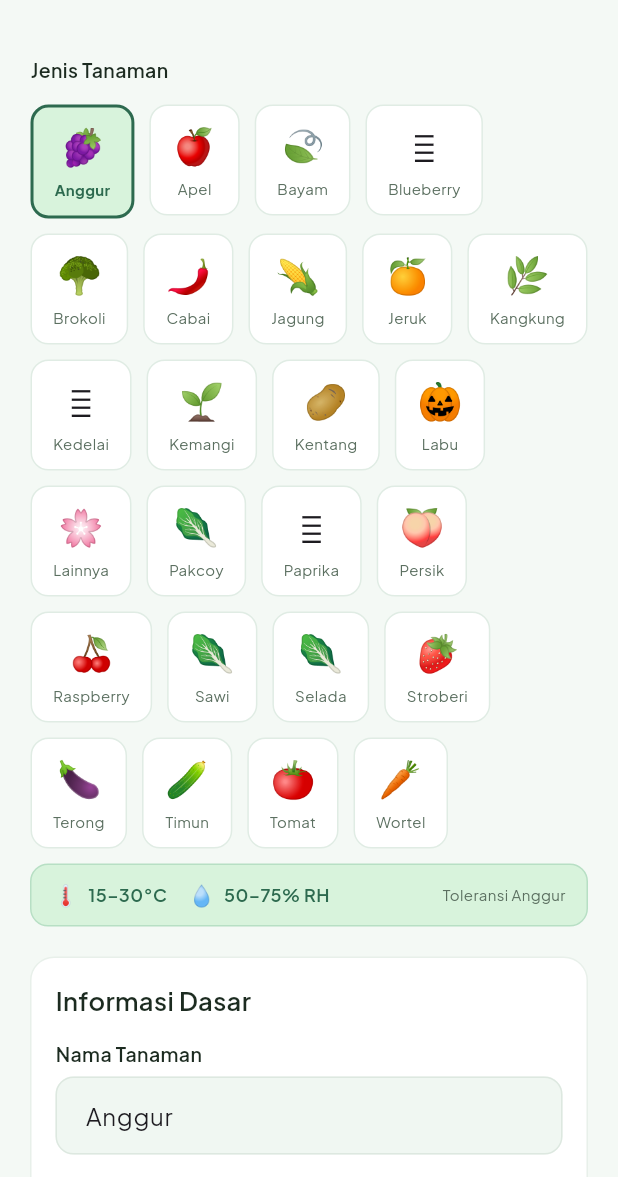
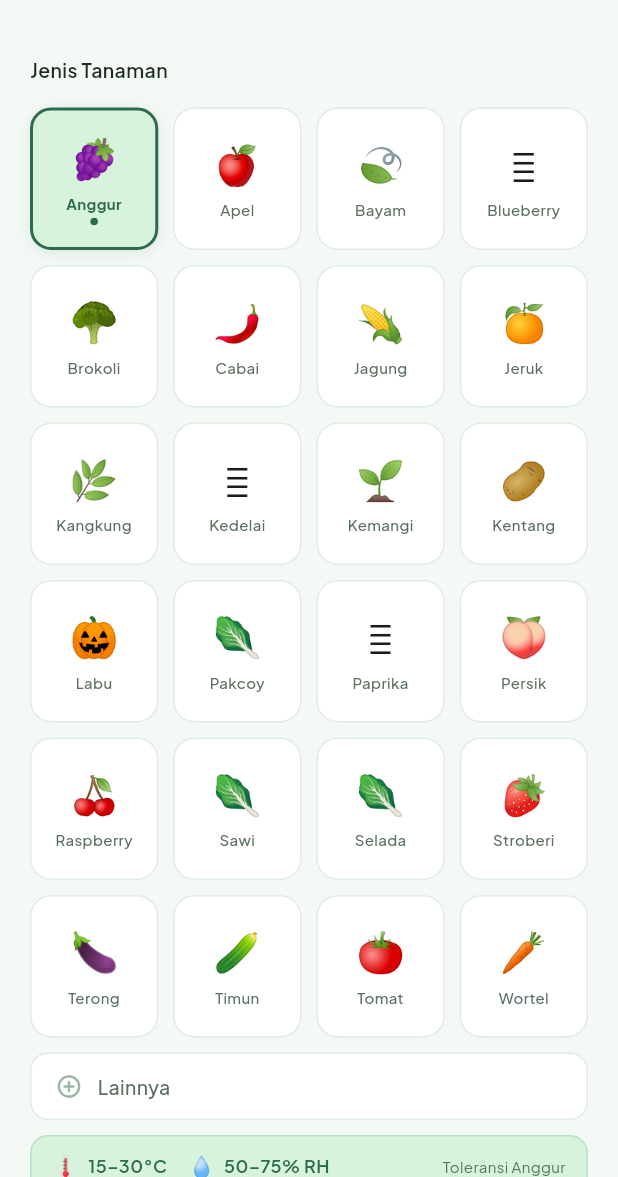
Before and after one commit to citylighxts/urban_leaf, a Flutter app: the AddEditPlantPage screen opened directly, on a phone screen of 412 x 824 dp, the part 59-1236 px from its top. Run offline on Flutter 3.47's test engine with Material 3 defaults, Android fonts, the phone set to English and light mode, and no system bars; our stand-ins replace camera, cloud_firestore, firebase_auth, firebase_core, firebase_crashlytics, firebase_storage and 7 more; missing offline and left inert: tflite_flutter; accounts and stored records are empty; Roboto replaces fonts that are missing (PlusJakartaSans).

Commit message:
refactor: UI

```diff
--- a/lib/pages/edukasi/edukasi_page.dart
+++ b/lib/pages/edukasi/edukasi_page.dart
@@ -37,6 +37,7 @@ class _EdukasiPageState extends State<EdukasiPage>
   void initState() {
     super.initState();
     _tabController = TabController(length: 3, vsync: this);
+    _tabController.addListener(() => setState(() {}));
     _loadPlantTypes();
     _loadWeather();
     _loadPlants();
@@ -134,15 +135,11 @@ class _EdukasiPageState extends State<EdukasiPage>
         ],
       ),
       actions: [
-        IconButton(
-          icon:
-              const Icon(Icons.search_rounded, color: AppColors.textPrimary),
-          onPressed: () {
-            if (_tabController.index == 0) {
-              _articlesKey.currentState?.activateSearch();
-            }
-          },
-        ),
+        if (_tabController.index == 0)
+          IconButton(
+            icon: const Icon(Icons.search_rounded, color: AppColors.textPrimary),
+            onPressed: () => _articlesKey.currentState?.activateSearch(),
+          ),
       ],
       bottom: TabBar(
         controller: _tabController,
--- a/lib/pages/kebunku/add_edit_plant_page.dart
+++ b/lib/pages/kebunku/add_edit_plant_page.dart
@@ -353,57 +353,148 @@ class _EmojiSelector extends StatelessWidget {
 
   @override
   Widget build(BuildContext context) {
+    // Pisahkan: tanaman biasa dan Lainnya (selalu taruh paling bawah)
+    final regular = plantTypes.where((t) => t.id != 'lainnya').toList();
+    final others = plantTypes.where((t) => t.id == 'lainnya').toList();
+
     return Column(
       crossAxisAlignment: CrossAxisAlignment.start,
       children: [
         const _InputLabel(label: 'Jenis Tanaman'),
-        const SizedBox(height: 8),
-        Wrap(
-          spacing: 10,
-          runSpacing: 10,
-          children: plantTypes.map((t) {
+        const SizedBox(height: 10),
+        GridView.builder(
+          shrinkWrap: true,
+          physics: const NeverScrollableScrollPhysics(),
+          gridDelegate: const SliverGridDelegateWithFixedCrossAxisCount(
+            crossAxisCount: 4,
+            mainAxisSpacing: 10,
+            crossAxisSpacing: 10,
+            childAspectRatio: 0.9,
+          ),
+          itemCount: regular.length,
+          itemBuilder: (_, i) => _PlantTypeCard(
+            plantType: regular[i],
+            isSelected: selected?.id == regular[i].id,
+            onTap: () => onSelect(regular[i]),
+          ),
+        ),
+        if (others.isNotEmpty) ...[
+          const SizedBox(height: 10),
+          ...others.map((t) {
             final isSelected = selected?.id == t.id;
             return GestureDetector(
               onTap: () => onSelect(t),
               child: AnimatedContainer(
                 duration: const Duration(milliseconds: 200),
-                padding: const EdgeInsets.symmetric(
-                  horizontal: 14,
-                  vertical: 10,
-                ),
+                width: double.infinity,
+                padding: const EdgeInsets.symmetric(horizontal: 16, vertical: 12),
                 decoration: BoxDecoration(
                   color: isSelected ? AppColors.accent : AppColors.surface,
                   borderRadius: BorderRadius.circular(12),
                   border: Border.all(
-                    color: isSelected
-                        ? AppColors.primary
-                        : const Color(0xFFE0ECE4),
+                    color: isSelected ? AppColors.primary : const Color(0xFFE0ECE4),
                     width: isSelected ? 2 : 1,
                   ),
                 ),
-                child: Column(
+                child: Row(
                   children: [
-                    Text(t.emoji, style: const TextStyle(fontSize: 24)),
-                    const SizedBox(height: 4),
+                    Icon(
+                      Icons.add_circle_outline_rounded,
+                      size: 18,
+                      color: isSelected ? AppColors.primary : AppColors.textHint,
+                    ),
+                    const SizedBox(width: 10),
                     Text(
                       t.name,
                       style: TextStyle(
-                        fontSize: 10,
-                        fontWeight: isSelected
-                            ? FontWeight.w700
-                            : FontWeight.w400,
-                        color: isSelected
-                            ? AppColors.primary
-                            : AppColors.textSecondary,
+                        fontSize: 13,
+                        fontWeight: isSelected ? FontWeight.w700 : FontWeight.w500,
+                        color: isSelected ? AppColors.primary : AppColors.textSecondary,
                       ),
                     ),
+                    const Spacer(),
+                    if (isSelected)
+                      const Icon(Icons.check_circle_rounded,
+                          size: 16, color: AppColors.primary),
                   ],
                 ),
               ),
             );
-          }).toList(),
+          }),
+        ],
+      ],
+    );
+  }
+}
+
+class _PlantTypeCard extends StatelessWidget {
+  final PlantTypeModel plantType;
+  final bool isSelected;
+  final VoidCallback onTap;
+
+  const _PlantTypeCard({
+    required this.plantType,
+    required this.isSelected,
+    required this.onTap,
+  });
+
+  @override
+  Widget build(BuildContext context) {
+    return GestureDetector(
+      onTap: onTap,
+      child: AnimatedContainer(
+        duration: const Duration(milliseconds: 180),
+        decoration: BoxDecoration(
+          color: isSelected ? AppColors.accent : AppColors.surface,
+          borderRadius: BorderRadius.circular(14),
+          border: Border.all(
+            color: isSelected ? AppColors.primary : const Color(0xFFE0ECE4),
+            width: isSelected ? 2 : 1,
+          ),
+          boxShadow: isSelected
+              ? [
+                  BoxShadow(
+                    color: AppColors.primary.withValues(alpha: 0.12),
+                    blurRadius: 8,
+                    offset: const Offset(0, 2),
+                  )
+                ]
+              : null,
         ),
-      ],
+        child: Column(
+          mainAxisAlignment: MainAxisAlignment.center,
+          children: [
+            Text(plantType.emoji, style: const TextStyle(fontSize: 26)),
+            const SizedBox(height: 5),
+            Padding(
+              padding: const EdgeInsets.symmetric(horizontal: 4),
+              child: Text(
+                plantType.name,
+                textAlign: TextAlign.center,
+                maxLines: 2,
+                overflow: TextOverflow.ellipsis,
+                style: TextStyle(
+                  fontSize: 10,
+                  fontWeight: isSelected ? FontWeight.w700 : FontWeight.w500,
+                  color: isSelected ? AppColors.primary : AppColors.textSecondary,
+                  height: 1.2,
+                ),
+              ),
+            ),
+            if (isSelected) ...[
+              const SizedBox(height: 3),
+              Container(
+                width: 5,
+                height: 5,
+                decoration: const BoxDecoration(
+                  color: AppColors.primary,
+                  shape: BoxShape.circle,
+                ),
+              ),
+            ],
+          ],
+        ),
+      ),
     );
   }
 }
--- a/lib/services/plant_type_service.dart
+++ b/lib/services/plant_type_service.dart
@@ -350,7 +350,7 @@ class PlantTypeService {
     PlantTypeModel(
       id: 'lainnya',
       name: 'Lainnya',
-      emoji: '🌸',
+      emoji: '',
       minTemp: 15,
       maxTemp: 35,
       minHumidity: 50,
```
Also changed, not shown: lib/core/constants/dummy_data.dart (deleted, +0 -453 lines).
